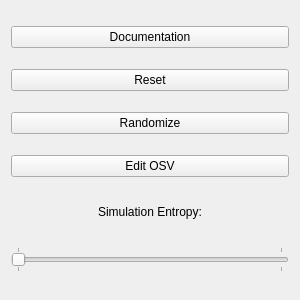
Before: the Qt Designer form settingswidget.ui in umdenes100/VisionSystemSim, drawn with Qt 5.
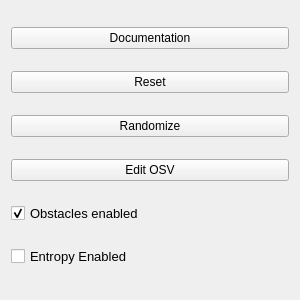
After: the same form once the commit is applied.

Commit message: modified settings widget

```diff
--- a/settingswidget.ui
+++ b/settingswidget.ui
@@ -81,42 +81,34 @@
     </widget>
    </item>
    <item>
-    <widget class="QLabel" name="label">
-     <property name="maximumSize">
-      <size>
-       <width>16777215</width>
-       <height>28</height>
-      </size>
+    <widget class="QCheckBox" name="obstaclesEnabled">
+     <property name="enabled">
+      <bool>true</bool>
      </property>
      <property name="font">
       <font>
-       <pointsize>9</pointsize>
+       <pointsize>10</pointsize>
+       <weight>50</weight>
+       <bold>false</bold>
       </font>
      </property>
      <property name="text">
-      <string>Simulation Entropy:</string>
+      <string>Obstacles enabled</string>
      </property>
-     <property name="alignment">
-      <set>Qt::AlignCenter</set>
+     <property name="checked">
+      <bool>true</bool>
      </property>
     </widget>
    </item>
    <item>
-    <widget class="QSlider" name="horizontalSlider">
-     <property name="maximum">
-      <number>1</number>
+    <widget class="QCheckBox" name="entropyEnabled">
+     <property name="font">
+      <font>
+       <pointsize>10</pointsize>
+      </font>
      </property>
-     <property name="orientation">
-      <enum>Qt::Horizontal</enum>
-     </property>
-     <property name="invertedAppearance">
-      <bool>false</bool>
-     </property>
-     <property name="tickPosition">
-      <enum>QSlider::TicksBothSides</enum>
-     </property>
-     <property name="tickInterval">
-      <number>1</number>
+     <property name="text">
+      <string>Entropy Enabled</string>
      </property>
     </widget>
    </item>
```
The commit also changes 7 other files.
